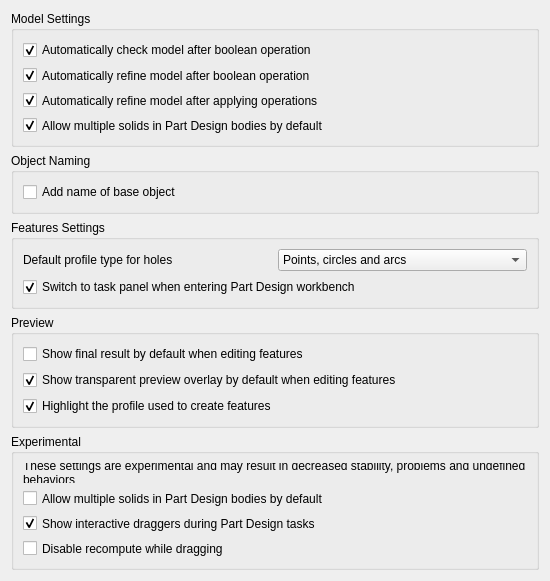
Above: src/Mod/Part/Gui/DlgSettingsGeneral.ui from southseact-3d/fcd before the change. Below: the same form after it.
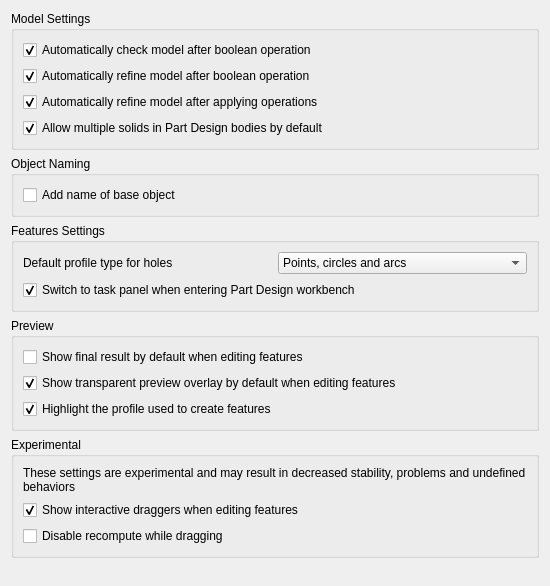
That is the form after the change. Custom widgets are drawn as their Qt base class.

Commit message: Gui: remove duplicated checkbox

What changed in the file:
```diff
--- a/src/Mod/Part/Gui/DlgSettingsGeneral.ui
+++ b/src/Mod/Part/Gui/DlgSettingsGeneral.ui
@@ -7,7 +7,7 @@
     <x>0</x>
     <y>0</y>
     <width>550</width>
-    <height>552</height>
+    <height>586</height>
    </rect>
   </property>
   <property name="windowTitle">
@@ -270,23 +270,10 @@
         </property>
        </widget>
       </item>
-      <item>
-       <widget class="Gui::PrefCheckBox" name="checkAllowCompoundBody">
-        <property name="text">
-         <string>Allow multiple solids in Part Design bodies by default</string>
-        </property>
-        <property name="prefEntry" stdset="0">
-         <cstring>AllowCompoundDefault</cstring>
-        </property>
-        <property name="prefPath" stdset="0">
-         <cstring>Mod/PartDesign</cstring>
-        </property>
-       </widget>
-      </item>
       <item>
        <widget class="Gui::PrefCheckBox" name="enableGizmos">
         <property name="text">
-         <string>Show interactive draggers during Part Design tasks</string>
+         <string>Show interactive draggers when editing features</string>
         </property>
         <property name="checked">
          <bool>true</bool>
```
